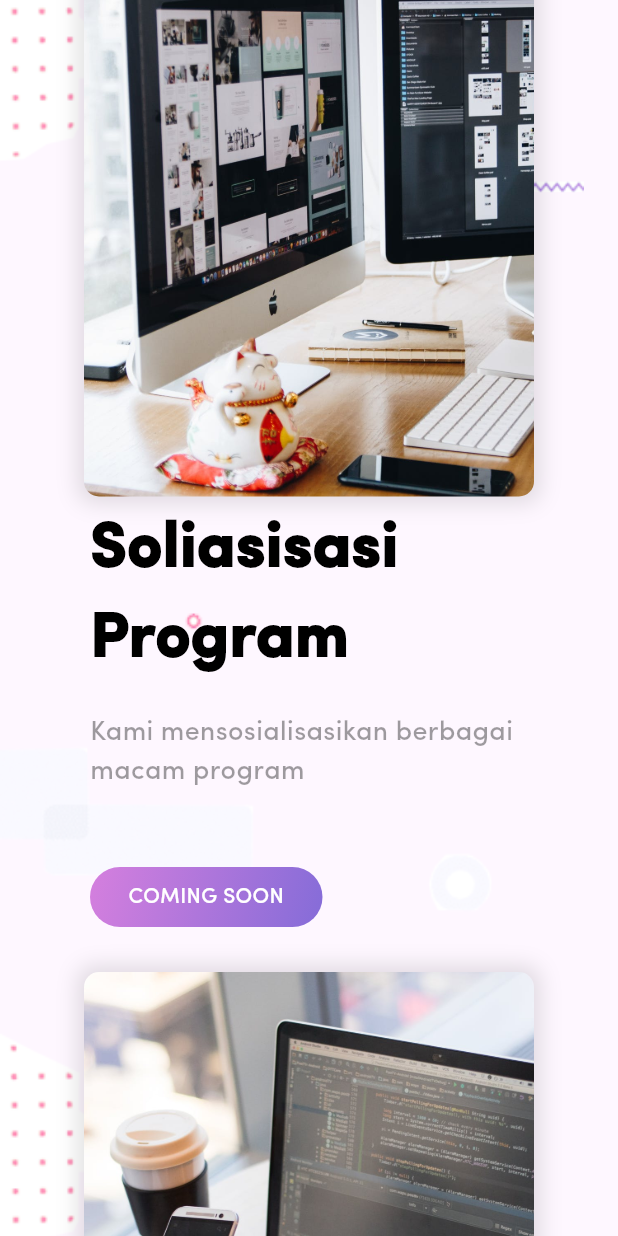
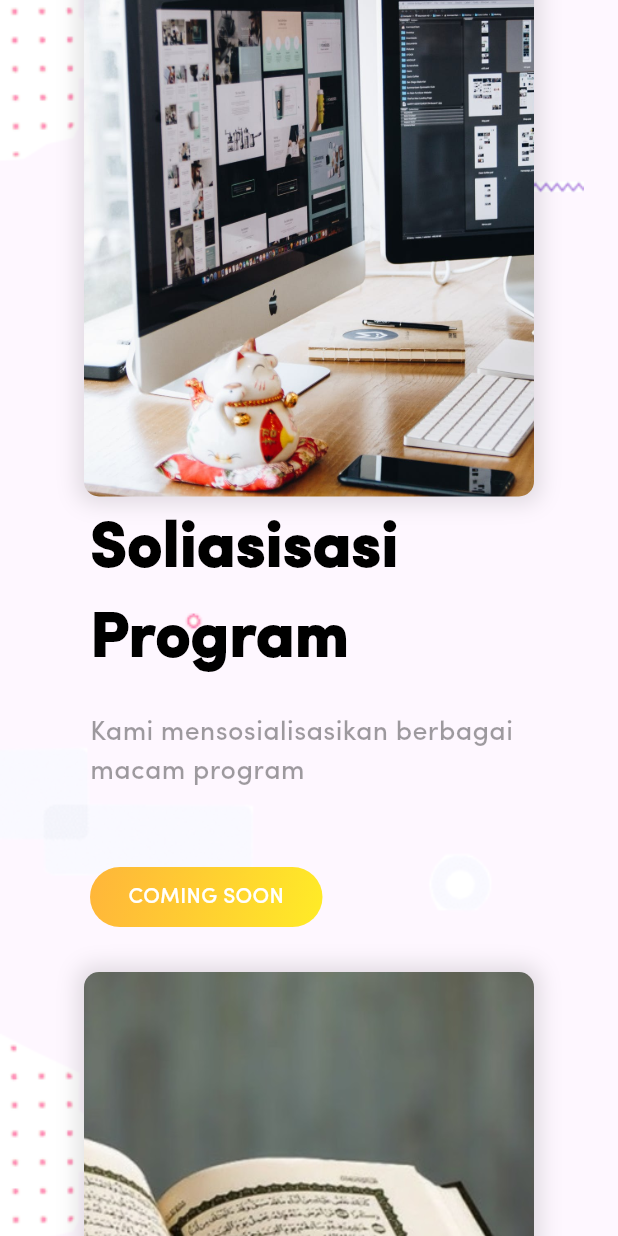
Before and after one commit to wafiqmuhaz/sabil, a Flutter app: the screen it shows after launch, scrolled down 2880 dp, on a phone screen of 412 x 824 dp. Run offline on Flutter 3.47's test engine with Material 3 defaults, Android fonts, the phone set to English and light mode, and no system bars; our stand-ins replace carousel_slider, eva_icons_flutter.

Commit message:
add: - assets change: - codes

```diff
--- a/lib/Screen/About_us/Widget_Screen/content3.dart
+++ b/lib/Screen/About_us/Widget_Screen/content3.dart
@@ -173,7 +173,7 @@ class DesktopContent3T2 extends StatelessWidget {
                             height: 40.0,
                             width: 115.0,
                             decoration: BoxDecoration(
-                                gradient: colors.primaryGradient,
+                                gradient: colors.primaryGoldGradient,
                                 borderRadius:
                                     BorderRadius.all(Radius.circular(20.0))),
                             child: Center(
@@ -338,7 +338,7 @@ class MobileContent3T2 extends StatelessWidget {
                             height: 40.0,
                             width: 115.0,
                             decoration: BoxDecoration(
-                                gradient: colors.primaryGradient,
+                                gradient: colors.primaryGoldGradient,
                                 borderRadius:
                                     BorderRadius.all(Radius.circular(20.0))),
                             child: Center(
--- a/lib/Screen/ContactUS_Screen/DetailScreen.dart
+++ b/lib/Screen/ContactUS_Screen/DetailScreen.dart
@@ -254,6 +254,7 @@ class DetailSide extends StatelessWidget {
                             height: 50.0,
                             width: 200.0,
                             decoration: BoxDecoration(
+                              gradient: colors.primaryGoldGradient,
                               borderRadius: BorderRadius.circular(100.0),
                             ),
                             child: Center(
--- a/lib/Screen/ContactUS_Screen/SwitchSlider.dart
+++ b/lib/Screen/ContactUS_Screen/SwitchSlider.dart
@@ -182,7 +182,7 @@ class _SwitcherSideState extends State<SwitcherSide> {
                     height: 40.0,
                     width: 205.0,
                     decoration: BoxDecoration(
-                        gradient: colors.primaryGradient,
+                        gradient: colors.primaryGoldGradient,
                         borderRadius: BorderRadius.all(Radius.circular(20.0))),
                     child: Center(
                       child: Stack(
--- a/lib/Screen/Home_Screen/Widget_Screen/content3.dart
+++ b/lib/Screen/Home_Screen/Widget_Screen/content3.dart
@@ -135,7 +135,7 @@ class DesktopHeaderContent1 extends StatelessWidget {
                                 height: 40.0,
                                 width: 155.0,
                                 decoration: const BoxDecoration(
-                                    gradient: colors.primaryGradient,
+                                    gradient: colors.primaryGoldGradient,
                                     borderRadius: BorderRadius.all(
                                         Radius.circular(20.0))),
                                 child: const Center(
@@ -234,7 +234,7 @@ class DesktopHeaderContent1 extends StatelessWidget {
                                 height: 40.0,
                                 width: 155.0,
                                 decoration: const BoxDecoration(
-                                    gradient: colors.primaryGradient,
+                                    gradient: colors.primaryGoldGradient,
                                     borderRadius: BorderRadius.all(
                                         Radius.circular(20.0))),
                                 child: const Center(
@@ -269,7 +269,7 @@ class DesktopHeaderContent1 extends StatelessWidget {
                           )
                         ],
                         image: DecorationImage(
-                            image: AssetImage("assets/image/develop.jpeg"),
+                            image: AssetImage("assets/image/sosialisasidakwah.jpg"),
                             fit: BoxFit.cover)),
                   ),
                 ],
@@ -326,7 +326,7 @@ class DesktopHeaderContent1 extends StatelessWidget {
                           )
                         ],
                         image: DecorationImage(
-                            image: AssetImage("assets/image/design.jpeg"),
+                            image: AssetImage("assets/image/fasilitaslembaga.jpeg"),
                             fit: BoxFit.cover)),
                   ),
                   Padding(
@@ -374,7 +374,7 @@ class DesktopHeaderContent1 extends StatelessWidget {
                                 height: 40.0,
                                 width: 155.0,
                                 decoration: const BoxDecoration(
-                                    gradient: colors.primaryGradient,
+                                    gradient: colors.primaryGoldGradient,
                                     borderRadius: BorderRadius.all(
                                         Radius.circular(20.0))),
                                 child: const Center(
@@ -473,7 +473,7 @@ class DesktopHeaderContent1 extends StatelessWidget {
                                 height: 40.0,
                                 width: 155.0,
                                 decoration: const BoxDecoration(
-                                    gradient: colors.primaryGradient,
+                                    gradient: colors.primaryGoldGradient,
                                     borderRadius: BorderRadius.all(
                                         Radius.circular(20.0))),
                                 child: const Center(
@@ -508,7 +508,7 @@ class DesktopHeaderContent1 extends StatelessWidget {
                           )
                         ],
                         image: DecorationImage(
-                            image: AssetImage("assets/image/develop.jpeg"),
+                            image: AssetImage("assets/image/marketingproduk.jpeg"),
                             fit: BoxFit.cover)),
                   ),
                 ],
@@ -613,7 +613,7 @@ class DesktopHeaderContent1 extends StatelessWidget {
                                 height: 40.0,
                                 width: 155.0,
                                 decoration: const BoxDecoration(
-                                    gradient: colors.primaryGradient,
+                                    gradient: colors.primaryGoldGradient,
                                     borderRadius: BorderRadius.all(
                                         Radius.circular(20.0))),
                                 child: const Center(
@@ -712,7 +712,7 @@ class DesktopHeaderContent1 extends StatelessWidget {
           //                       height: 40.0,
           //                       width: 155.0,
           //                       decoration: const BoxDecoration(
-          //                           gradient: colors.primaryGradient,
+          //                           gradient: colors.primaryGoldGradient,
           //                           borderRadius: BorderRadius.all(
           //                               Radius.circular(20.0))),
           //                       child: const Center(
@@ -863,7 +863,7 @@ class MobileHeaderContent1 extends StatelessWidget {
                                 height: 40.0,
                                 width: 155.0,
                                 decoration: const BoxDecoration(
-                                    gradient: colors.primaryGradient,
+                                    gradient: colors.primaryGoldGradient,
                                     borderRadius: BorderRadius.all(
                                         Radius.circular(20.0))),
                                 child: const Center(
@@ -941,7 +941,7 @@ class MobileHeaderContent1 extends StatelessWidget {
                           )
                         ],
                         image: DecorationImage(
-                            image: AssetImage("assets/image/develop.jpeg"),
+                            image: AssetImage("assets/image/sosialisasidakwah.jpg"),
                             fit: BoxFit.cover)),
                   ),
                   Padding(
@@ -988,7 +988,7 @@ class MobileHeaderContent1 extends StatelessWidget {
                                 height: 40.0,
                                 width: 155.0,
                                 decoration: const BoxDecoration(
-                                    gradient: colors.primaryGradient,
+                                    gradient: colors.primaryGoldGradient,
                                     borderRadius: BorderRadius.all(
                                         Radius.circular(20.0))),
                                 child: const Center(
@@ -1065,7 +1065,7 @@ class MobileHeaderContent1 extends StatelessWidget {
                           )
                         ],
                         image: DecorationImage(
-                            image: AssetImage("assets/image/design.jpeg"),
+                            image: AssetImage("assets/image/fasilitaslembaga.jpeg"),
                             fit: BoxFit.cover)),
                   ),
                   Padding(
@@ -1112,7 +1112,7 @@ class MobileHeaderContent1 extends StatelessWidget {
                                 height: 40.0,
                                 width: 155.0,
                                 decoration: const BoxDecoration(
-                                    gradient: colors.primaryGradient,
+                                    gradient: colors.primaryGoldGradient,
                                     borderRadius: BorderRadius.all(
                                         Radius.circular(20.0))),
                                 child: const Center(
@@ -1190,7 +1190,7 @@ class MobileHeaderContent1 extends StatelessWidget {
                           )
                         ],
                         image: DecorationImage(
-                            image: AssetImage("assets/image/develop.jpeg"),
+                            image: AssetImage("assets/image/marketingproduk.jpeg"),
                             fit: BoxFit.cover)),
                   ),
                   Padding(
@@ -1237,7 +1237,7 @@ class MobileHeaderContent1 extends StatelessWidget {
                                 height: 40.0,
                                 width: 155.0,
                                 decoration: const BoxDecoration(
-                                    gradient: colors.primaryGradient,
+                                    gradient: colors.primaryGoldGradient,
                                     borderRadius: BorderRadius.all(
                                         Radius.circular(20.0))),
                                 child: const Center(
@@ -1361,7 +1361,7 @@ class MobileHeaderContent1 extends StatelessWidget {
                                 height: 40.0,
                                 width: 155.0,
                                 decoration: const BoxDecoration(
-                                    gradient: colors.primaryGradient,
+                                    gradient: colors.primaryGoldGradient,
                                     borderRadius: BorderRadius.all(
                                         Radius.circular(20.0))),
                                 child: const Center(
@@ -1486,7 +1486,7 @@ class MobileHeaderContent1 extends StatelessWidget {
           //                       height: 40.0,
           //                       width: 155.0,
           //                       decoration: const BoxDecoration(
-          //                           gradient: colors.primaryGradient,
+          //                           gradient: colors.primaryGoldGradient,
           //                           borderRadius: BorderRadius.all(
           //                               Radius.circular(20.0))),
           //                       child: const Center(
--- a/lib/Screen/Home_Screen/Widget_Screen/content6.dart
+++ b/lib/Screen/Home_Screen/Widget_Screen/content6.dart
@@ -174,7 +174,7 @@ class DesktopContent6 extends StatelessWidget {
                             height: 40.0,
                             width: 115.0,
                             decoration: BoxDecoration(
-                                gradient: colors.primaryGradient,
+                                gradient: colors.primaryGoldGradient,
                                 borderRadius:
                                     BorderRadius.all(Radius.circular(20.0))),
                             child: Center(
@@ -339,7 +339,7 @@ class MobileContent6 extends StatelessWidget {
                             height: 40.0,
                             width: 115.0,
                             decoration: BoxDecoration(
-                                gradient: colors.primaryGradient,
+                                gradient: colors.primaryGoldGradient,
                                 borderRadius:
                                     BorderRadius.all(Radius.circular(20.0))),
                             child: Center(
--- a/lib/Screen/Home_Screen/Widget_Screen/header_content1.dart
+++ b/lib/Screen/Home_Screen/Widget_Screen/header_content1.dart
@@ -122,7 +122,7 @@ class DesktopHeaderContent1 extends StatelessWidget {
                         //     height: 40.0,
                         //     width: 155.0,
                         //     decoration: BoxDecoration(
-                        //         gradient: colors.primaryGradient,
+                        //         gradient: colors.primaryGoldGradient,
                         //         borderRadius:
                         //             BorderRadius.all(Radius.circular(20.0))),
                         //     child: Center(
@@ -261,7 +261,7 @@ class MobileHeaderContent1 extends StatelessWidget {
                             //     height: 40.0,
                             //     width: 155.0,
                             //     decoration: BoxDecoration(
-                            //         gradient: colors.primaryGradient,
+                            //         gradient: colors.primaryGoldGradient,
                             //         borderRadius: BorderRadius.all(
                             //             Radius.circular(20.0))),
                             //     child: Center(
--- a/lib/Screen/Home_Screen/Widget_Screen/header_content2.dart
+++ b/lib/Screen/Home_Screen/Widget_Screen/header_content2.dart
@@ -181,7 +181,7 @@ class DesktopHeaderContent2 extends StatelessWidget {
                               height: 40.0,
                               width: 155.0,
                               decoration: BoxDecoration(
-                                  gradient: colors.primaryGradient,
+                                  gradient: colors.primaryGoldGradient,
                                   borderRadius:
                                       BorderRadius.all(Radius.circular(20.0))),
                               child: Center(
@@ -406,7 +406,7 @@ class MobileHeaderContent2 extends StatelessWidget {
                                 height: 40.0,
                                 width: 155.0,
                                 decoration: BoxDecoration(
-                                    gradient: colors.primaryGradient,
+                                    gradient: colors.primaryGoldGradient,
                                     borderRadius: BorderRadius.all(
                                         Radius.circular(20.0))),
                                 child: Center(
--- a/lib/Screen/Portofolio_Screen/Widget_Screen/content3.dart
+++ b/lib/Screen/Portofolio_Screen/Widget_Screen/content3.dart
@@ -173,7 +173,7 @@ class DesktopContent3 extends StatelessWidget {
                             height: 40.0,
                             width: 115.0,
                             decoration: BoxDecoration(
-                                gradient: colors.primaryGradient,
+                                gradient: colors.primaryGoldGradient,
                                 borderRadius:
                                     BorderRadius.all(Radius.circular(20.0))),
                             child: Center(
@@ -338,7 +338,7 @@ class MobileContent3 extends StatelessWidget {
                             height: 40.0,
                             width: 115.0,
                             decoration: BoxDecoration(
-                                gradient: colors.primaryGradient,
+                                gradient: colors.primaryGoldGradient,
                                 borderRadius:
                                     BorderRadius.all(Radius.circular(20.0))),
                             child: Center(
--- a/lib/Screen/Service_Screen/Widget_Screen/Header_content1.dart
+++ b/lib/Screen/Service_Screen/Widget_Screen/Header_content1.dart
@@ -122,7 +122,7 @@ class DesktopHeaderContent1T3 extends StatelessWidget {
                             height: 40.0,
                             width: 155.0,
                             decoration: BoxDecoration(
-                                gradient: colors.primaryGradient,
+                                gradient: colors.primaryGoldGradient,
                                 borderRadius:
                                     BorderRadius.all(Radius.circular(20.0))),
                             child: Center(
@@ -257,7 +257,7 @@ class MobileHeaderContent1T3 extends StatelessWidget {
                             height: 40.0,
                             width: 155.0,
                             decoration: BoxDecoration(
-                                gradient: colors.primaryGradient,
+                                gradient: colors.primaryGoldGradient,
                                 borderRadius:
                                     BorderRadius.all(Radius.circular(20.0))),
                             child: Center(
--- a/lib/Style/Style.dart
+++ b/lib/Style/Style.dart
@@ -21,4 +21,11 @@ class colors {
     begin: Alignment.topLeft,
     end: Alignment.bottomRight,
   );
+
+  static const primaryGoldGradient = const LinearGradient(
+    colors: const [Color.fromARGB(197, 255, 162, 0), Color.fromARGB(216, 255, 234, 0)],
+    //  stops: const [0.0, 1.0],
+    begin: Alignment.topLeft,
+    end: Alignment.bottomRight,
+  );
 }
```
Also changed, not shown: assets/image/fasilitaslembaga.jpeg (added), assets/image/marketingproduk.jpeg (added). Lines whose indentation alone changed are shown as unchanged.
